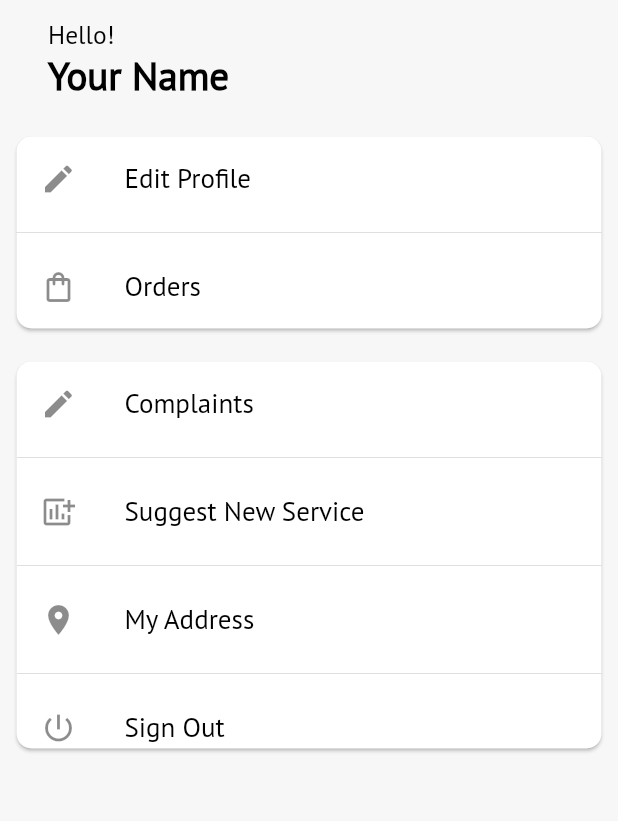
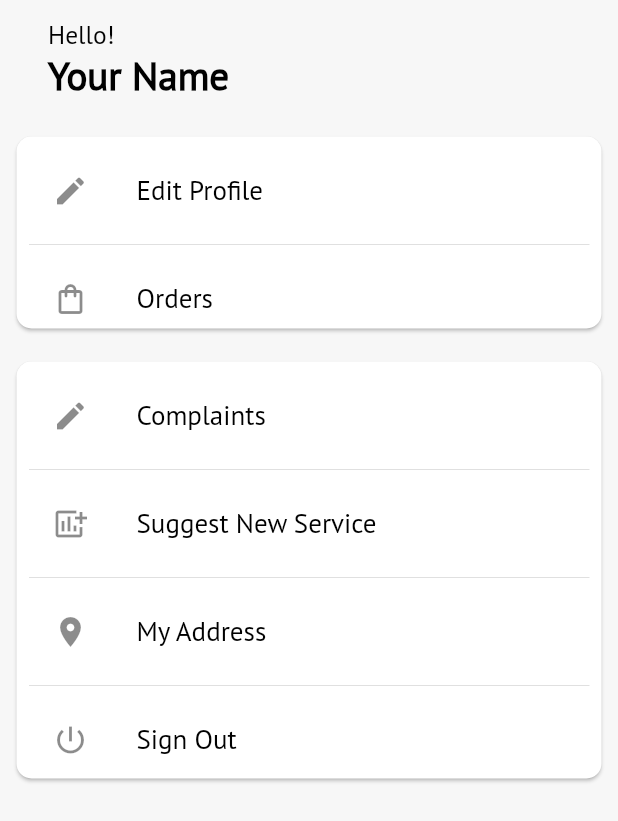
Before and after one commit to atyourdoorstep/at_your_doorstep-Ya_Ibrahim, a Flutter app: the EditProfileOp screen opened directly, on a phone screen of 412 x 824 dp. Shown: the top 821 px of the screen. Run offline on Flutter 3.47's test engine with Material 2 defaults, Android fonts, the phone set to English and light mode, and no system bars; our stand-ins replace flutter_easyloading, shared_preferences; missing offline and left inert: blobs; accounts and stored records are empty.

Commit message:
nav bar issue resolve

```diff
--- a/lib/SearchPage.dart
+++ b/lib/SearchPage.dart
@@ -27,14 +27,15 @@ class _SearchPageState extends State<SearchPage> {
   Widget build(BuildContext context) {
     return Scaffold(
       appBar: PreferredSize(
-        preferredSize: Size.fromHeight(60),
+        preferredSize: Size.fromHeight(65),
         child: AppBar(
           leading: Padding(
             padding: const EdgeInsets.all(5.0),
             child: Image.asset("assets/atyourdoorstep1.png"),
           ),
           backgroundColor: Colors.white,
-          title: textfieldStyle(
+          title: Expanded(
+            child: textfieldStyle(
               textHint: 'Search by services ,shop name',
               obscureText: false,
               //textLabel1: 'Search ',
@@ -42,6 +43,7 @@ class _SearchPageState extends State<SearchPage> {
               onChange: (value){
                 print(value);
               },
+            ),
           ),
           centerTitle: true,
           titleSpacing: 2.0,
--- a/lib/main.dart
+++ b/lib/main.dart
@@ -38,6 +38,10 @@ class MyApp extends StatelessWidget {
 
       ),
       home: MyHomePage(title: 'At Your Doorstep'),
+      initialRoute: 'LoginPage',
+      routes: {
+        'LoginPage': (context)=> MyHomePage(title: 'AT YOUR DOORSTEP'),
+  },
     );
   }
 }
--- a/lib/userProfile.dart
+++ b/lib/userProfile.dart
@@ -60,6 +60,8 @@ class _EditProfileOpState extends State<EditProfileOp> {
                     shape: RoundedRectangleBorder(
                       borderRadius: BorderRadius.all(Radius.circular(10.0),
                       ),),
+                    child: Padding(
+                      padding: const EdgeInsets.all(8.0),
                       child: ListView(
                         physics: ClampingScrollPhysics(),
                         children: [
@@ -80,15 +82,18 @@ class _EditProfileOpState extends State<EditProfileOp> {
                     ),
                   ),
                 ),
+              ),
               //
               SizedBox(
-                height: 280,
+                height: 300,
                 child: Padding(
                   padding: const EdgeInsets.all(7.0),
                   child: Card(
                     shape: RoundedRectangleBorder(
                       borderRadius: BorderRadius.all(Radius.circular(10.0),
                       ),),
+                    child: Padding(
+                      padding: const EdgeInsets.all(8.0),
                       child: ListView(
                         physics: ClampingScrollPhysics(),
                         children: [
@@ -108,6 +113,7 @@ class _EditProfileOpState extends State<EditProfileOp> {
                             leading: Icon(Icons.power_settings_new),
                           ),
                         ],
+                      ),
                     ),
                   ),
                 ),
```
Also changed, not shown: lib/HomePage.dart (+9 -6 lines). Lines whose indentation alone changed are shown as unchanged.
